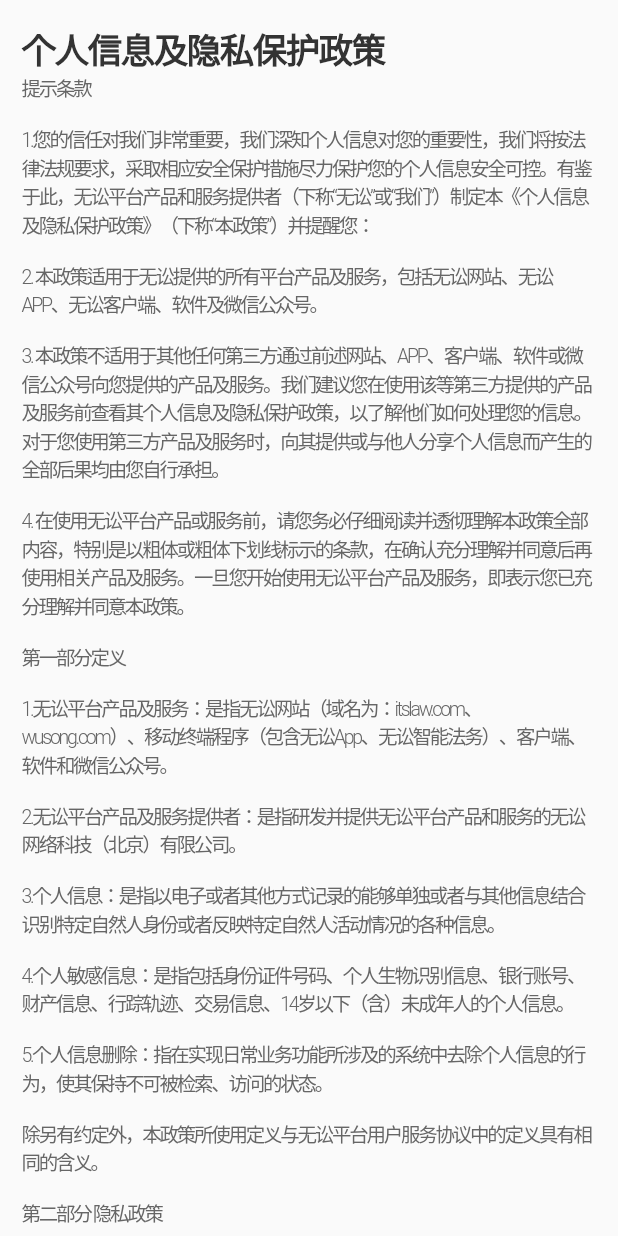
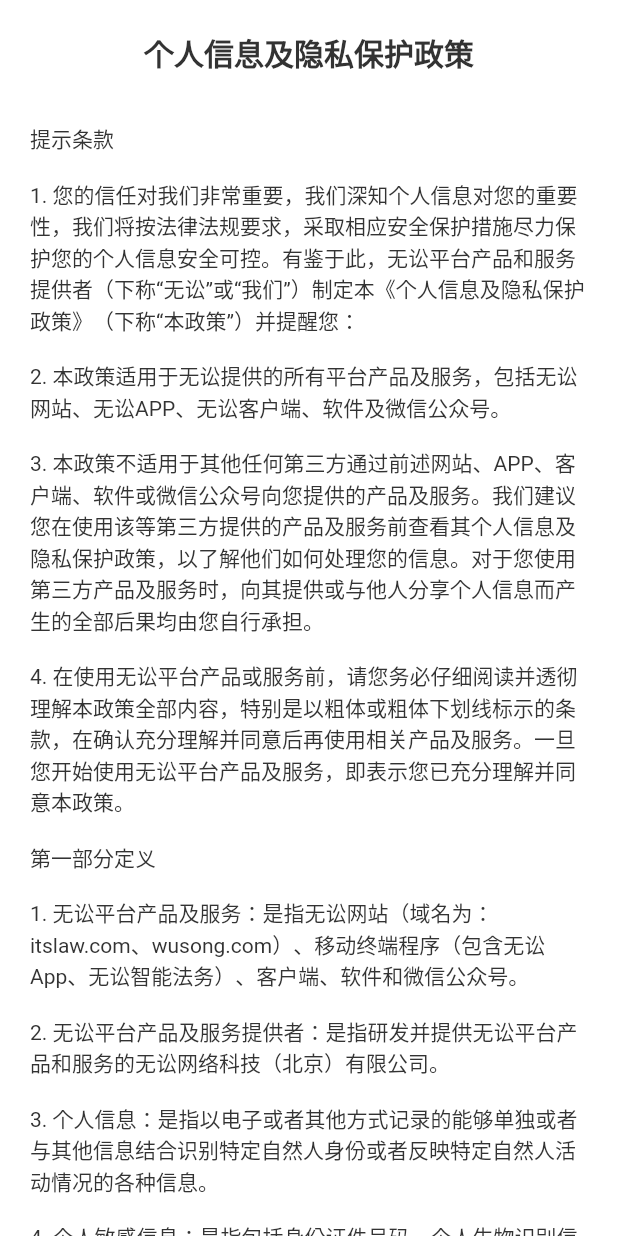
Before and after one commit to GodlikeLPC/WSFlutterWeb, a Flutter app: the WSPrivacyAgreementPage screen opened by its route, on a phone screen of 412 x 824 dp. Run offline on Flutter 3.47's test engine with Material 2 defaults, Android fonts, the phone set to English and light mode, and no system bars; missing offline and left inert: dart:html; statements that could not run were skipped.

Commit message:
新增隐私协议页面

```diff
--- a/lib/scene/agreement/ws_privacy_agreement_page.dart
+++ b/lib/scene/agreement/ws_privacy_agreement_page.dart
@@ -9,35 +9,29 @@
 import 'package:flutter/material.dart';
 import 'package:flutter_web/scene/agreement/content/ws_privacy_agreement_content.dart';
 import 'package:flutter_web/util/config/ws_config.dart';
+import 'package:flutter_web/util/ui/lpc_lib_widget.dart';
 
 /// 无讼隐私协议
 class WSPrivacyAgreementPage extends StatelessWidget {
   _mainWidget() {
     return ListView(
-      padding: EdgeInsets.all(15),
+      padding: EdgeInsets.symmetric(horizontal: 20),
       physics: BouncingScrollPhysics(),
       children: <Widget>[
-        RichText(
-            text: TextSpan(
-          text: WSPrivacyAgreementContent.title,
-          style: TextStyle(
-              fontSize: 23,
-              color: WSColor.color333333,
-              letterSpacing: -1,
-              fontWeight: WSFont.fontWeightSemiBold),
-          children: <InlineSpan>[
-            TextSpan(text: '\n'),
-            TextSpan(
-              text: WSPrivacyAgreementContent.content,
-              style: TextStyle(
-                fontSize: 13,
-                color: WSColor.color666666,
-                fontWeight: WSFont.fontWeightLight,
-                letterSpacing: -1.5,
-              ),
-            ),
-          ],
-        )),
+        LPCSizedBox.space(20),
+        Align(
+          child: LPCText.title(
+            WSPrivacyAgreementContent.title,
+            fontSize: WSFont.fontSize20,
+          ),
+        ),
+        LPCSizedBox.space(32),
+        LPCText(
+          WSPrivacyAgreementContent.content,
+          fontSize: WSFont.fontSize14,
+          textColor: WSColor.color333333,
+        ),
+        LPCSizedBox.space(20),
       ],
     );
   }
@@ -45,6 +39,7 @@
   @override
   Widget build(BuildContext context) {
     return Scaffold(
+      backgroundColor: WSColor.colorBgContainer,
       body: _mainWidget(),
     );
   }
```
Also changed, not shown: lib/scene/agreement/content/ws_privacy_agreement_content.dart (+6 -6 lines), 3 other files.
